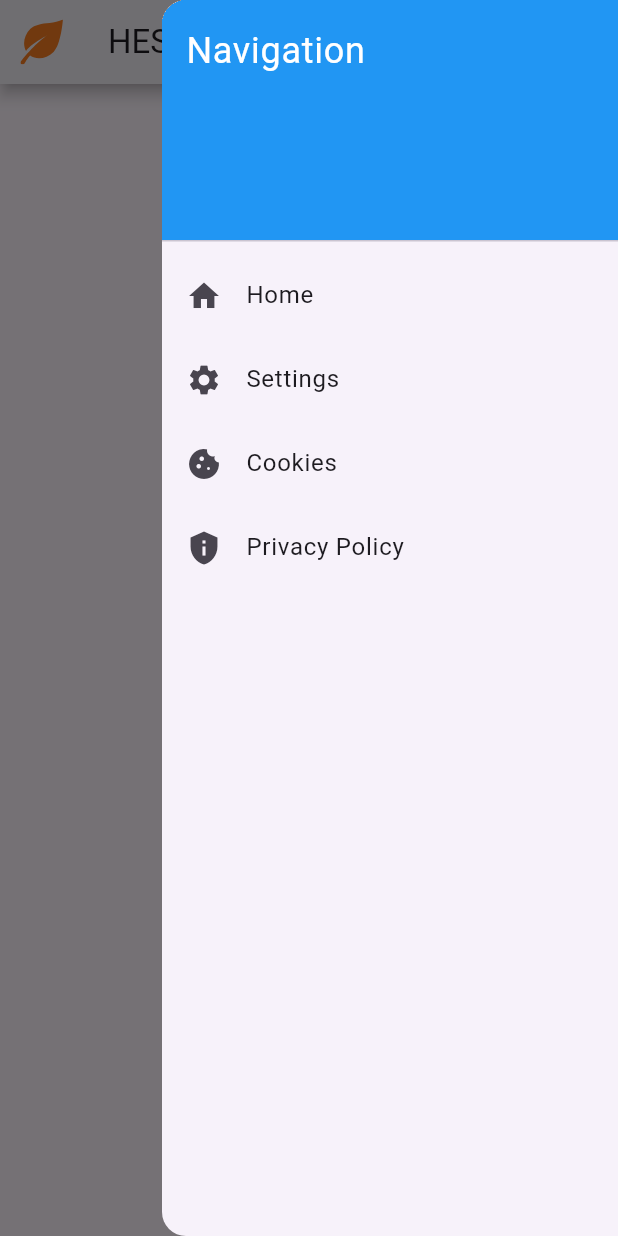
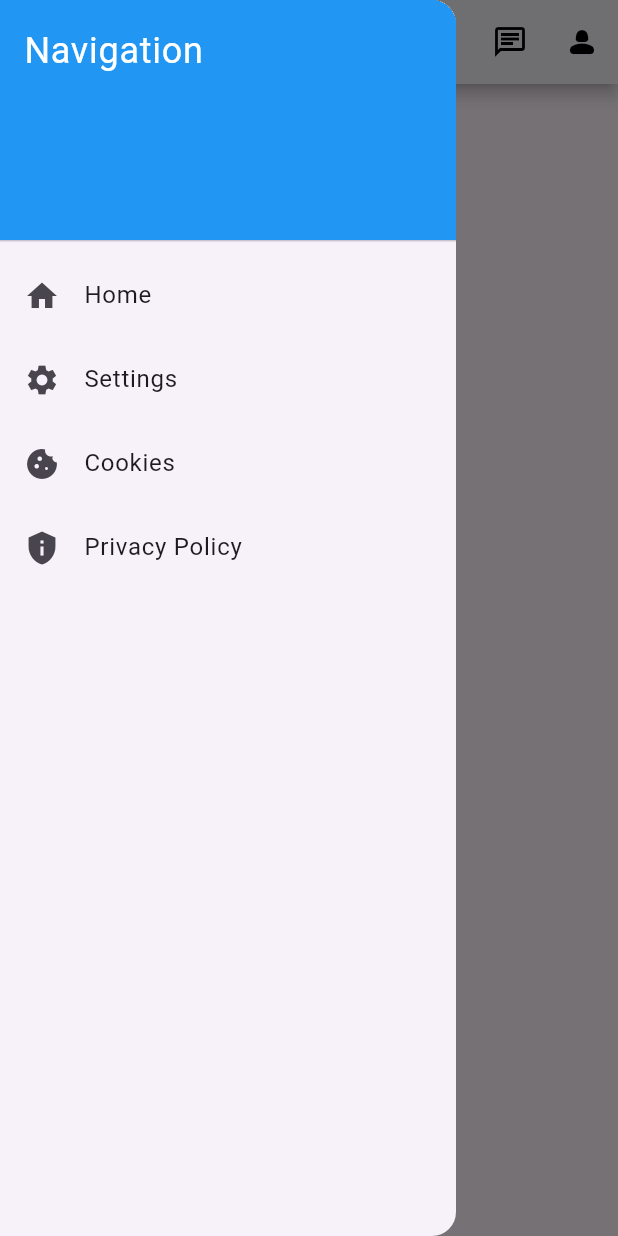
Before and after one commit to easv4sem/flutter_hestia, a Flutter app: the screen it shows after launch, with the side drawer open, on a phone screen of 412 x 824 dp. Run offline on Flutter 3.47's test engine with Material 3 defaults, Android fonts, the phone set to English and light mode, and no system bars; our stand-ins replace go_router.

Commit message:
Refactor app layout and navigation structure, update cookie handling, and improve code formatting

```diff
--- a/lib/main.dart
+++ b/lib/main.dart
@@ -11,12 +11,10 @@ class MyApp extends StatelessWidget {
 
   @override
   Widget build(BuildContext context) {
-
-    return MaterialApp.router(routerConfig: AppRouter.router,
+    return MaterialApp.router(
+      routerConfig: AppRouter.router,
       title: Text(AppConstants.appName).data.toString(),
       debugShowCheckedModeBanner: false,
-
     );
   }
-
 }
--- a/lib/presentation/pages/cookies_page.dart
+++ b/lib/presentation/pages/cookies_page.dart
@@ -6,7 +6,9 @@ class CookiesPage extends StatelessWidget {
   const CookiesPage({super.key});
 
   Future<Map<String, String>> _loadIntroduction(BuildContext context) async {
-    final String jsonString = await DefaultAssetBundle.of(context).loadString('assets/cookies_info.json');
+    final String jsonString = await DefaultAssetBundle.of(
+      context,
+    ).loadString('assets/cookies_info.json');
     final Map<String, dynamic> jsonData = json.decode(jsonString);
     return {
       'title': jsonData['introduction']['title'] as String,
@@ -15,13 +17,19 @@ class CookiesPage extends StatelessWidget {
   }
 
   Future<List<Map<String, String>>> _loadCookies(BuildContext context) async {
-    final String jsonString = await DefaultAssetBundle.of(context).loadString('assets/cookies.json');
+    final String jsonString = await DefaultAssetBundle.of(
+      context,
+    ).loadString('assets/cookies.json');
     final List<dynamic> jsonData = json.decode(jsonString);
-    return jsonData.map((item) => {
-          'name': item['name'] as String,
-          'description': item['description'] as String,
-          'lifetime': item['lifetime'] as String,
-        }).toList();
+    return jsonData
+        .map(
+          (item) => {
+            'name': item['name'] as String,
+            'description': item['description'] as String,
+            'lifetime': item['lifetime'] as String,
+          },
+        )
+        .toList();
   }
 
   @override
@@ -37,19 +45,25 @@ class CookiesPage extends StatelessWidget {
             } else if (introSnapshot.hasError) {
               return const Center(child: Text('Failed to load introduction.'));
             } else if (!introSnapshot.hasData) {
-              return const Center(child: Text('No introduction data available.'));
+              return const Center(
+                child: Text('No introduction data available.'),
+              );
             }
 
             final introduction = introSnapshot.data!;
             return FutureBuilder<List<Map<String, String>>>(
               future: _loadCookies(context),
               builder: (context, cookiesSnapshot) {
-                if (cookiesSnapshot.connectionState == ConnectionState.waiting) {
+                if (cookiesSnapshot.connectionState ==
+                    ConnectionState.waiting) {
                   return const Center(child: CircularProgressIndicator());
                 } else if (cookiesSnapshot.hasError) {
                   return const Center(child: Text('Failed to load cookies.'));
-                } else if (!cookiesSnapshot.hasData || cookiesSnapshot.data!.isEmpty) {
-                  return const Center(child: Text('No cookies data available.'));
+                } else if (!cookiesSnapshot.hasData ||
+                    cookiesSnapshot.data!.isEmpty) {
+                  return const Center(
+                    child: Text('No cookies data available.'),
+                  );
                 }
 
                 final cookies = cookiesSnapshot.data!;
@@ -59,7 +73,10 @@ class CookiesPage extends StatelessWidget {
                     children: [
                       Text(
                         introduction['title']!,
-                        style: const TextStyle(fontSize: 24, fontWeight: FontWeight.bold),
+                        style: const TextStyle(
+                          fontSize: 24,
+                          fontWeight: FontWeight.bold,
+                        ),
                       ),
                       const SizedBox(height: 8),
                       Text(
@@ -69,10 +86,15 @@ class CookiesPage extends StatelessWidget {
                       const SizedBox(height: 16),
                       const Text(
                         'Sample Cookies',
-                        style: TextStyle(fontSize: 24, fontWeight: FontWeight.bold),
+                        style: TextStyle(
+                          fontSize: 24,
+                          fontWeight: FontWeight.bold,
+                        ),
                       ),
                       const SizedBox(height: 16),
-                      CookiesTable(cookies: cookies), // Pass the loaded cookies here
+                      CookiesTable(
+                        cookies: cookies,
+                      ), // Pass the loaded cookies here
                     ],
                   ),
                 );
@@ -145,7 +167,7 @@ class CookiesTable extends StatelessWidget {
               ),
             ],
           );
-        }).toList(),
+        }),
       ],
     );
   }
--- a/lib/presentation/widgets/app_bar_widget.dart
+++ b/lib/presentation/widgets/app_bar_widget.dart
@@ -1,27 +1,48 @@
 import 'package:flutter/material.dart';
-import 'package:flutter_svg/flutter_svg.dart';
-
+import 'package:go_router/go_router.dart';
+import 'package:hestia/core/routes.dart';
 
 class MainAppBarWidget extends StatelessWidget implements PreferredSizeWidget {
-
   const MainAppBarWidget({super.key});
 
   @override
   Widget build(BuildContext context) {
     return AppBar(
-      title: Text("HESTIA"),
+      title: GestureDetector(
+        child: Text("HESTIA"),
+        onTap: () => context.go(Routes.home.path),
+      ),
       backgroundColor: Colors.white,
       elevation: 4.0,
       shadowColor: Colors.black,
-      leading: Center(child: SvgPicture.asset(
-        'assets/images/logo.svg',
-        width: 30,
-        height: 30,
-      ),),
-
+      actions: [
+        IconButton(
+          icon: const Icon(Icons.dark_mode_outlined, color: Colors.black),
+          onPressed: () {
+            // Implement theme toggle functionality here
+          },
+          tooltip: "Toggle Theme",
+        ),
+        IconButton(
+          icon: const Icon(Icons.chat_outlined, color: Colors.black),
+          onPressed: () {
+            // Implement logo action here
+          },
+          tooltip: "Notifications",
+        ),
+        IconButton(
+          icon: const Icon(Icons.person_2_rounded, color: Colors.black),
+          onPressed: () {
+            context.go(Routes.settings.path);
+          },
+          tooltip: 'Profile',
+        ),
+      ],
     );
   }
 
   @override
   Size get preferredSize => const Size.fromHeight(kToolbarHeight);
+
+  get toggleTheme => null;
 }
--- a/lib/presentation/widgets/main_drawer.dart
+++ b/lib/presentation/widgets/main_drawer.dart
@@ -4,7 +4,6 @@ import 'package:hestia/core/routes.dart';
 
 class MainDrawer extends StatelessWidget {
   const MainDrawer({super.key});
-
   @override
   Widget build(BuildContext context) {
     return Drawer(
@@ -50,5 +49,4 @@ class MainDrawer extends StatelessWidget {
       ),
     );
   }
-
 }
--- a/lib/presentation/widgets/main_layout_widget.dart
+++ b/lib/presentation/widgets/main_layout_widget.dart
@@ -11,7 +11,7 @@ class MainLayoutWidget extends StatelessWidget {
   Widget build(BuildContext context) {
     return Scaffold(
       appBar: MainAppBarWidget(),
-      endDrawer: MainDrawer(),
+      drawer: MainDrawer(),
       body: body,
     );
   }
```
Also changed, not shown: assets/cookies.json (line endings or trailing spaces). Lines whose indentation alone changed are shown as unchanged.
